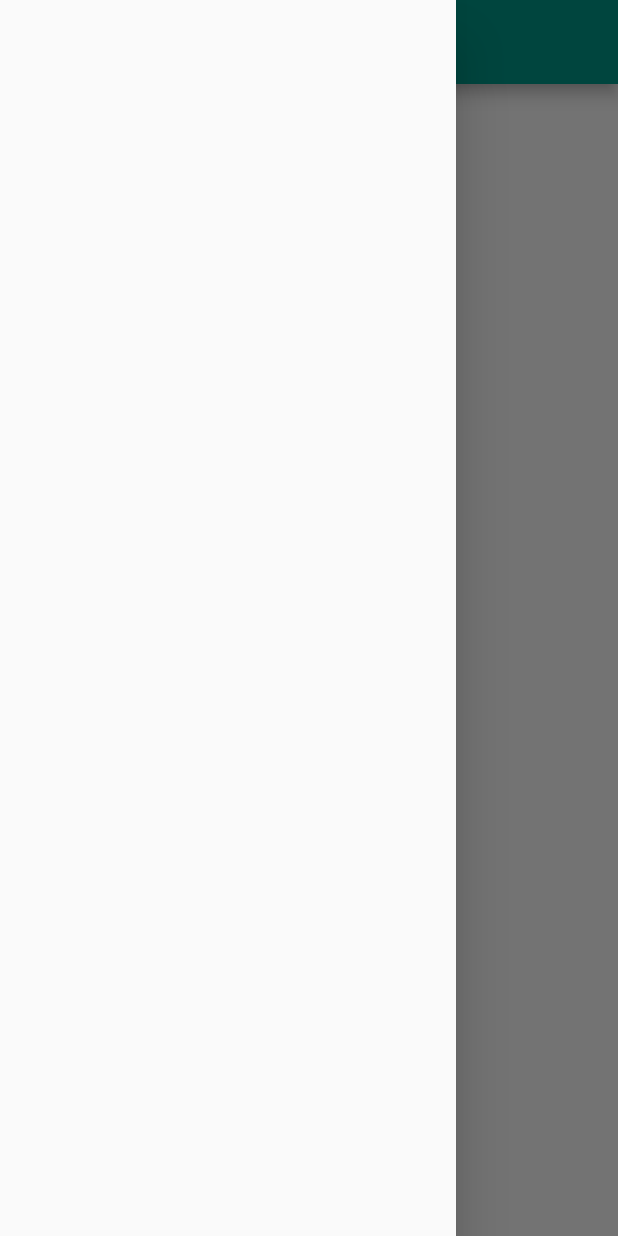
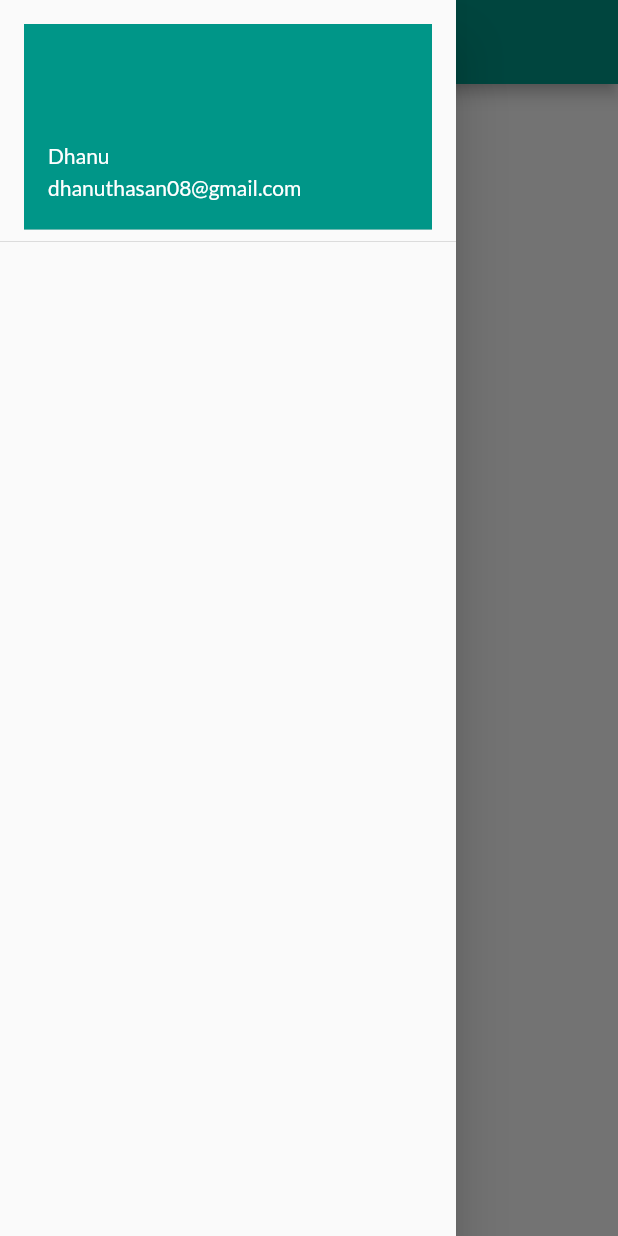
Before and after one commit to Danushan99/Flutter-Masterclass, a Flutter app: the HomePage screen opened by its route, with the side drawer open, on a phone screen of 412 x 824 dp. Run offline on Flutter 3.47's test engine with Material 2 defaults, Android fonts, the phone set to English and light mode, and no system bars; our stand-ins replace google_fonts.

Commit message:
add drawer header

```diff
--- a/lib/widget/drawer.dart
+++ b/lib/widget/drawer.dart
@@ -5,6 +5,17 @@ class MyDrawer extends StatelessWidget {
 
   @override
   Widget build(BuildContext context) {
-    return const Drawer();
+    return Drawer(
+      child: ListView(
+        children: [
+          DrawerHeader(
+              child: UserAccountsDrawerHeader(
+            margin: EdgeInsets.zero,
+            accountName: Text('Dhanu'),
+            accountEmail: Text('dhanuthasan08@gmail.com'),
+          )),
+        ],
+      ),
+    );
   }
 }
```
